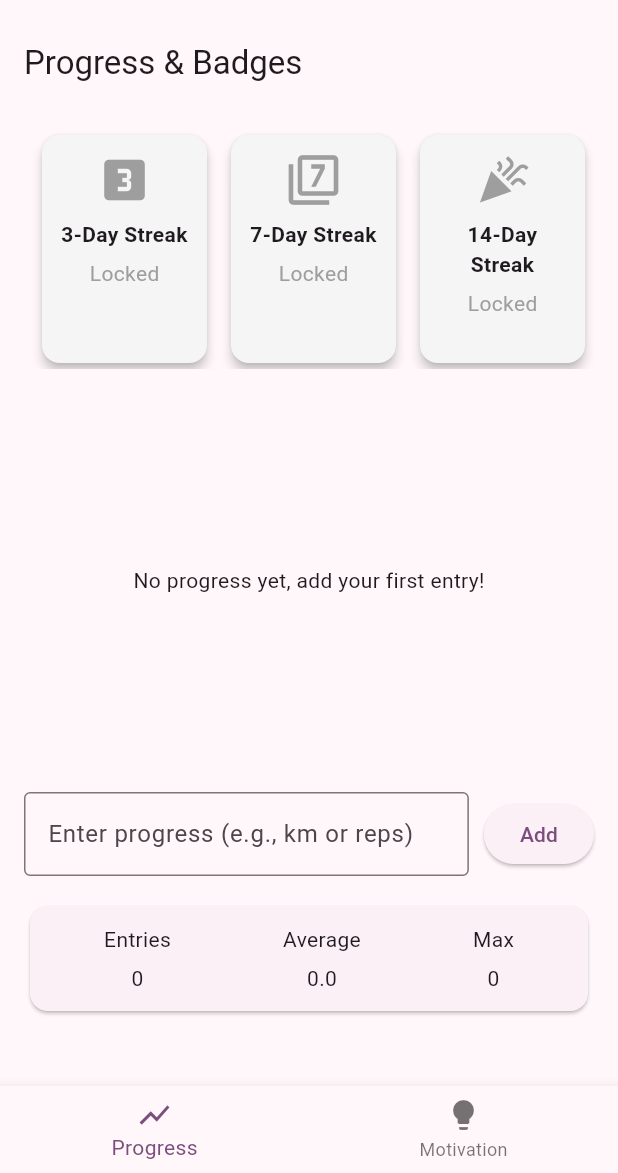
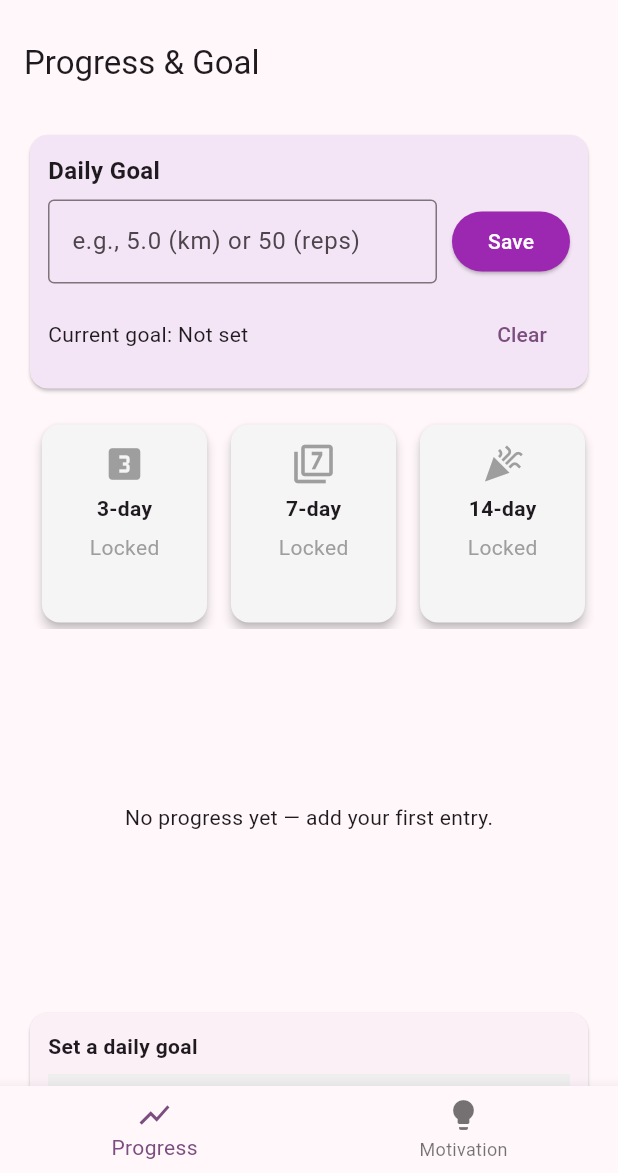
Before and after one commit to ibrar-ghani/fitlife, a Flutter app: the screen it shows after launch, on a phone screen of 412 x 824 dp, the part 63-1236 px from its top. Run offline on Flutter 3.47's test engine with Material 3 defaults, Android fonts, the phone set to English and light mode, and no system bars; our stand-ins replace fl_chart, get, shared_preferences.

Commit message:
"Added Daily Goal UI and Also Progress UI"

```diff
--- /dev/null
+++ b/lib/controllers/goal_controller.dart
@@ -0,0 +1,32 @@
+// lib/controllers/goal_controller.dart
+import 'package:get/get.dart';
+import 'package:shared_preferences/shared_preferences.dart';
+
+class GoalController extends GetxController {
+  static const String _kGoalKey = 'dailyGoal';
+  RxDouble goal = 0.0.obs; // target (e.g., km)
+
+  @override
+  void onInit() {
+    super.onInit();
+    _loadGoal();
+  }
+
+  Future<void> _loadGoal() async {
+    final prefs = await SharedPreferences.getInstance();
+    final value = prefs.getDouble(_kGoalKey) ?? 0.0;
+    goal.value = value;
+  }
+
+  Future<void> setGoal(double newGoal) async {
+    goal.value = newGoal;
+    final prefs = await SharedPreferences.getInstance();
+    await prefs.setDouble(_kGoalKey, newGoal);
+  }
+
+  Future<void> clearGoal() async {
+    goal.value = 0.0;
+    final prefs = await SharedPreferences.getInstance();
+    await prefs.remove(_kGoalKey);
+  }
+}
--- a/lib/views/progress_page.dart
+++ b/lib/views/progress_page.dart
@@ -3,6 +3,7 @@ import 'package:fl_chart/fl_chart.dart';
 import 'package:shared_preferences/shared_preferences.dart';
 import 'package:get/get.dart';
 import '../controllers/badge_controller.dart';
+import '../controllers/goal_controller.dart';
 
 class ProgressPage extends StatefulWidget {
   @override
@@ -11,7 +12,10 @@ class ProgressPage extends StatefulWidget {
 
 class _ProgressPageState extends State<ProgressPage> {
   final TextEditingController _progressController = TextEditingController();
+  final TextEditingController _goalInputController = TextEditingController();
+
   final BadgeController badgeController = Get.put(BadgeController());
+  final GoalController goalController = Get.put(GoalController());
 
   List<double> _progressData = [];
 
@@ -21,7 +25,6 @@ class _ProgressPageState extends State<ProgressPage> {
     _loadProgressData();
   }
 
-  // Load saved progress from SharedPreferences
   Future<void> _loadProgressData() async {
     final prefs = await SharedPreferences.getInstance();
     final savedData = prefs.getStringList('progressData') ?? [];
@@ -30,7 +33,6 @@ class _ProgressPageState extends State<ProgressPage> {
     });
   }
 
-  // Save progress to SharedPreferences
   Future<void> _saveProgressData() async {
     final prefs = await SharedPreferences.getInstance();
     await prefs.setStringList(
@@ -39,7 +41,6 @@ class _ProgressPageState extends State<ProgressPage> {
     );
   }
 
-  // Add new progress entry
   Future<void> _addProgress() async {
     if (_progressController.text.isNotEmpty) {
       final progress = double.tryParse(_progressController.text);
@@ -49,48 +50,48 @@ class _ProgressPageState extends State<ProgressPage> {
         await badgeController.registerDailyActivity(DateTime.now());
         _progressController.clear();
       } else {
-        Get.snackbar(
-          'Invalid',
-          'Please enter a valid number',
-          snackPosition: SnackPosition.BOTTOM,
-        );
+        Get.snackbar('Invalid', 'Please enter a valid number',
+            snackPosition: SnackPosition.BOTTOM);
       }
     }
   }
 
-  // Calculate average of progress
   double _calculateAverage(List<double> data) {
     if (data.isEmpty) return 0;
     return data.reduce((a, b) => a + b) / data.length;
   }
 
-  // Badge card widget
-  Widget _buildBadgeCard(int days, String title, IconData icon) {
-    return Obx(() {
-      final isUnlocked = badgeController.hasBadge(days);
-      return Card(
-        elevation: 3,
-        color: isUnlocked ? Colors.amber.shade100 : Colors.grey.shade100,
-        shape: RoundedRectangleBorder(borderRadius: BorderRadius.circular(12)),
-        child: Container(
-          width: 110,
-          padding: const EdgeInsets.all(12),
-          child: Column(
-            mainAxisSize: MainAxisSize.min,
-            children: [
-              Icon(icon, size: 36, color: isUnlocked ? Colors.orange : Colors.grey),
-              const SizedBox(height: 8),
-              Text(title,
-                  textAlign: TextAlign.center,
-                  style: const TextStyle(fontWeight: FontWeight.bold)),
-              const SizedBox(height: 6),
-              Text(isUnlocked ? 'Unlocked' : 'Locked',
-                  style: TextStyle(color: isUnlocked ? Colors.green : Colors.grey)),
-            ],
-          ),
-        ),
-      );
-    });
+  /// Percent toward goal: based on last entry if present, else 0
+  double _percentTowardGoal() {
+    final g = goalController.goal.value;
+    if (g <= 0 || _progressData.isEmpty) return 0.0;
+    final last = _progressData.last;
+    final percent = (last / g);
+    return percent.clamp(0.0, 1.0);
+  }
+
+  String _percentLabel() {
+    final g = goalController.goal.value;
+    if (g <= 0) return 'Set a daily goal';
+    if (_progressData.isEmpty) return 'No entry yet';
+    final last = _progressData.last;
+    final p = (_percentTowardGoal() * 100).toStringAsFixed(0);
+    return '$p% of ${g.toStringAsFixed(1)}';
+  }
+
+  Future<void> _saveGoalFromInput() async {
+    final text = _goalInputController.text;
+    final value = double.tryParse(text);
+    if (value != null && value > 0) {
+      await goalController.setGoal(value);
+      _goalInputController.clear();
+      Get.snackbar('Saved', 'Daily goal set to ${value.toStringAsFixed(1)}',
+          snackPosition: SnackPosition.BOTTOM);
+      setState(() {}); // update percent label immediately
+    } else {
+      Get.snackbar('Invalid', 'Enter a valid number > 0',
+          snackPosition: SnackPosition.BOTTOM);
+    }
   }
 
   @override
@@ -99,43 +100,93 @@ class _ProgressPageState extends State<ProgressPage> {
     final average = _calculateAverage(filteredData);
 
     return Scaffold(
-      appBar: AppBar(title: const Text('Progress & Badges')),
+      appBar: AppBar(title: const Text('Progress & Goal')),
       body: SingleChildScrollView(
         padding: const EdgeInsets.all(16),
         child: Column(
           crossAxisAlignment: CrossAxisAlignment.start,
           children: [
-            // Badges row
+            // Goal input card
+            Card(
+              shape:
+                  RoundedRectangleBorder(borderRadius: BorderRadius.circular(12)),
+              color: Colors.purple.shade50,
+              child: Padding(
+                padding: const EdgeInsets.all(12),
+                child: Column(children: [
+                  const Align(
+                    alignment: Alignment.centerLeft,
+                    child: Text('Daily Goal',
+                        style: TextStyle(
+                            fontSize: 16, fontWeight: FontWeight.bold)),
+                  ),
+                  const SizedBox(height: 8),
+                  Row(children: [
+                    Expanded(
+                      child: TextField(
+                        controller: _goalInputController,
+                        keyboardType:
+                            const TextInputType.numberWithOptions(decimal: true),
+                        decoration: const InputDecoration(
+                          hintText: 'e.g., 5.0 (km) or 50 (reps)',
+                          border: OutlineInputBorder(),
+                        ),
+                      ),
+                    ),
+                    const SizedBox(width: 10),
+                    ElevatedButton(
+                      onPressed: _saveGoalFromInput,
+                      style:
+                          ElevatedButton.styleFrom(backgroundColor: Colors.purple),
+                      child: const Text('Save', style: TextStyle(color: Colors.white)),
+                    ),
+                  ]),
+                  const SizedBox(height: 10),
+                  // Show current goal and clear option
+                  Row(
+                    mainAxisAlignment: MainAxisAlignment.spaceBetween,
+                    children: [
+                      Obx(() => Text(
+                          'Current goal: ${goalController.goal.value <= 0 ? "Not set" : goalController.goal.value.toStringAsFixed(1)}')),
+                      TextButton(
+                          onPressed: () => goalController.clearGoal(),
+                          child: const Text('Clear')),
+                    ],
+                  ),
+                ]),
+              ),
+            ),
+
+            const SizedBox(height: 16),
+
+            // Badges row (kept small)
             SizedBox(
-              height: 160,
+              height: 140,
               child: ListView(
                 scrollDirection: Axis.horizontal,
                 padding: const EdgeInsets.symmetric(horizontal: 8),
                 children: [
-                  _buildBadgeCard(3, '3-Day Streak', Icons.looks_3),
+                  Obx(() => _buildSmallBadge(3, '3-day', Icons.looks_3)),
                   const SizedBox(width: 8),
-                  _buildBadgeCard(7, '7-Day Streak', Icons.filter_7),
+                  Obx(() => _buildSmallBadge(7, '7-day', Icons.filter_7)),
                   const SizedBox(width: 8),
-                  _buildBadgeCard(14, '14-Day Streak', Icons.celebration),
+                  Obx(() => _buildSmallBadge(14, '14-day', Icons.celebration)),
                   const SizedBox(width: 8),
-                  // Streak summary card
+                  // streak card
                   Card(
                     elevation: 2,
-                    shape: RoundedRectangleBorder(borderRadius: BorderRadius.circular(12)),
+                    shape: RoundedRectangleBorder(
+                        borderRadius: BorderRadius.circular(12)),
                     child: Container(
-                      width: 140,
+                      width: 120,
                       padding: const EdgeInsets.all(12),
-                      child: Column(
-                        mainAxisSize: MainAxisSize.min,
-                        children: [
-                          const Icon(Icons.star, color: Colors.purple, size: 36),
-                          const SizedBox(height: 8),
+                      child: Column(mainAxisSize: MainAxisSize.min, children: [
+                        const Icon(Icons.star, color: Colors.purple, size: 30),
+                        const SizedBox(height: 6),
                         const Text('Streak', style: TextStyle(fontWeight: FontWeight.bold)),
                         const SizedBox(height: 6),
-                          Obx(() => Text('${badgeController.streak.value} days',
-                              style: const TextStyle(fontSize: 16))),
-                        ],
-                      ),
+                        Obx(() => Text('${badgeController.streak.value}d')),
+                      ]),
                     ),
                   ),
                 ],
@@ -146,9 +197,9 @@ class _ProgressPageState extends State<ProgressPage> {
 
             // Chart
             SizedBox(
-              height: 250,
+              height: 220,
               child: filteredData.isEmpty
-                  ? const Center(child: Text('No progress yet, add your first entry!'))
+                  ? const Center(child: Text('No progress yet — add your first entry.'))
                   : LineChart(
                       LineChartData(
                         lineTouchData: LineTouchData(enabled: true),
@@ -178,63 +229,109 @@ class _ProgressPageState extends State<ProgressPage> {
 
             const SizedBox(height: 16),
 
-            // Input row
+            // Goal progress display (percent and bar)
+            Card(
+              child: Padding(
+                padding: const EdgeInsets.all(12),
+                child: Column(children: [
                   Row(
                     children: [
+                      Expanded(
+                          child: Text(
+                        _percentLabel(),
+                        style: const TextStyle(fontWeight: FontWeight.bold),
+                      )),
+                      Obx(() => Text(
+                          goalController.goal.value <= 0
+                              ? ''
+                              : '${(_percentTowardGoal() * 100).toStringAsFixed(0)}%')),
+                    ],
+                  ),
+                  const SizedBox(height: 8),
+                  Obx(() => LinearProgressIndicator(
+                        value: _percentTowardGoal(),
+                        minHeight: 10,
+                        backgroundColor: Colors.grey.shade200,
+                        color: Colors.purple,
+                      )),
+                ]),
+              ),
+            ),
+
+            const SizedBox(height: 16),
+
+            // Add progress input + button
+            Row(children: [
               Expanded(
                 child: TextField(
                   controller: _progressController,
                   keyboardType: const TextInputType.numberWithOptions(decimal: true),
                   decoration: const InputDecoration(
-                      labelText: 'Enter progress (e.g., km or reps)',
+                    labelText: 'Enter today progress (e.g., 2.5)',
                     border: OutlineInputBorder(),
                   ),
                 ),
               ),
               const SizedBox(width: 10),
-                ElevatedButton(onPressed: _addProgress, child: const Text('Add')),
-              ],
-            ),
+              ElevatedButton(onPressed: () async {
+                await _addProgress();
+                setState(() {}); // update percent display after adding
+              }, child: const Text('Add')),
+            ]),
 
             const SizedBox(height: 16),
 
-            // Summary card
+            // Summary
             Card(
               child: Padding(
                 padding: const EdgeInsets.all(12),
                 child: Row(
                   mainAxisAlignment: MainAxisAlignment.spaceAround,
                   children: [
-                    Column(
-                      children: [
+                    Column(children: [
                       const Text('Entries'),
                       const SizedBox(height: 6),
-                        Text('${filteredData.length}'),
-                      ],
-                    ),
-                    Column(
-                      children: [
+                      Text('${filteredData.length}')
+                    ]),
+                    Column(children: [
                       const Text('Average'),
                       const SizedBox(height: 6),
-                        Text('${average.toStringAsFixed(1)}'),
-                      ],
-                    ),
-                    Column(
-                      children: [
+                      Text('${average.toStringAsFixed(1)}')
+                    ]),
+                    Column(children: [
                       const Text('Max'),
                       const SizedBox(height: 6),
-                        Text('${filteredData.isEmpty ? 0 : filteredData.reduce((a, b) => a > b ? a : b)}'),
-                      ],
-                    ),
+                      Text('${filteredData.isEmpty ? 0 : filteredData.reduce((a, b) => a > b ? a : b)}')
+                    ]),
                   ],
                 ),
               ),
             ),
 
-            const SizedBox(height: 20), // extra space to prevent overflow
+            const SizedBox(height: 24), // bottom padding
           ],
         ),
       ),
     );
   }
+
+  Widget _buildSmallBadge(int days, String title, IconData icon) {
+    final unlocked = badgeController.hasBadge(days);
+    return Card(
+      elevation: 3,
+      color: unlocked ? Colors.amber.shade100 : Colors.grey.shade100,
+      shape: RoundedRectangleBorder(borderRadius: BorderRadius.circular(12)),
+      child: Container(
+        width: 110,
+        padding: const EdgeInsets.all(12),
+        child: Column(mainAxisSize: MainAxisSize.min, children: [
+          Icon(icon, size: 28, color: unlocked ? Colors.orange : Colors.grey),
+          const SizedBox(height: 6),
+          Text(title, style: const TextStyle(fontWeight: FontWeight.bold)),
+          const SizedBox(height: 6),
+          Text(unlocked ? 'Unlocked' : 'Locked', style: TextStyle(color: unlocked ? Colors.green : Colors.grey)),
+        ]),
+      ),
+    );
   }
+}
```
Also changed, not shown: lib/controllers/quotes_controller.dart (added, +34 -0 lines), lib/views/motivation_page.dart (+57 -22 lines). Lines whose indentation alone changed are shown as unchanged.
